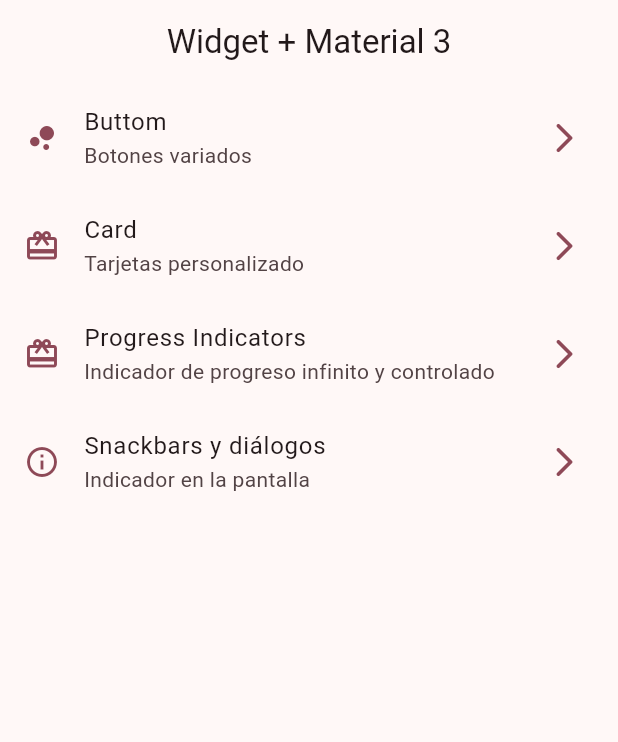
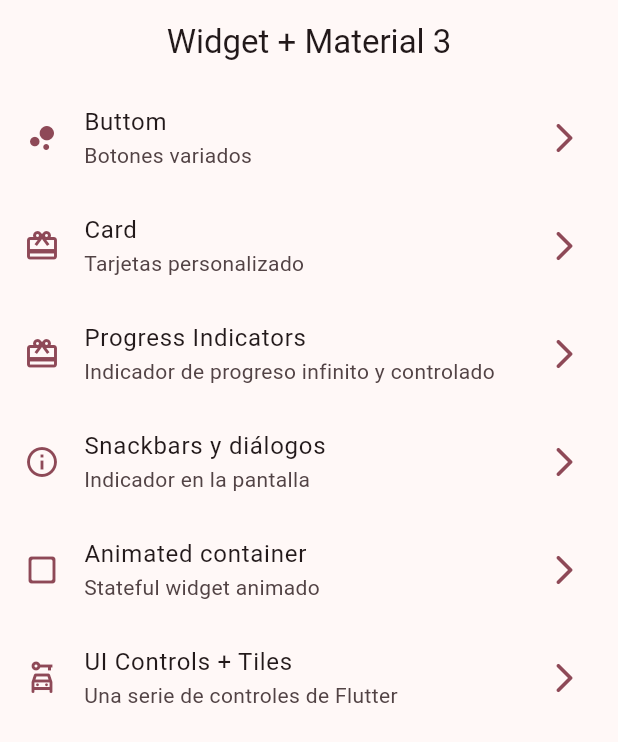
Before and after one commit to radamantis200/widgets_app, a Flutter app: the screen it shows after launch, on a phone screen of 412 x 824 dp. Shown: the top 742 px of the screen. Run offline on Flutter 3.47's test engine with Material 2 defaults, Android fonts, the phone set to English and light mode, and no system bars; our stand-ins replace go_router.

Commit message:
add routers animated and ui-control and item menu

```diff
--- a/lib/config/menu/menu_item.dart
+++ b/lib/config/menu/menu_item.dart
@@ -33,5 +33,15 @@ final List<MenuItem> appMenuItems = [
       title: 'Snackbars y diálogos',
       subtitle: 'Indicador en la pantalla',
       icon: Icons.info_outline,
-      url: '/snackbars')
+      url: '/snackbars'),
+  MenuItem(
+      title: 'Animated container',
+      subtitle: 'Stateful widget animado',
+      icon: Icons.check_box_outline_blank_rounded,
+      url: '/animated'),
+  MenuItem(
+      title: 'UI Controls + Tiles',
+      subtitle: 'Una serie de controles de Flutter',
+      icon: Icons.car_rental_outlined,
+      url: '/ui-controls')
 ];
--- a/lib/config/router/app_router.dart
+++ b/lib/config/router/app_router.dart
@@ -25,5 +25,13 @@ final router = GoRouter(
       path: '/snackbars',
       builder: (context, state) => const SnackbarScreen(),
     ),
+    GoRoute(
+      path: '/animated',
+      builder: (context, state) => const AnimatedScreen(),
+    ),
+    GoRoute(
+      path: '/ui-controls',
+      builder: (context, state) => const UiControlsScreen(),
+    ),
   ],
 );
```
